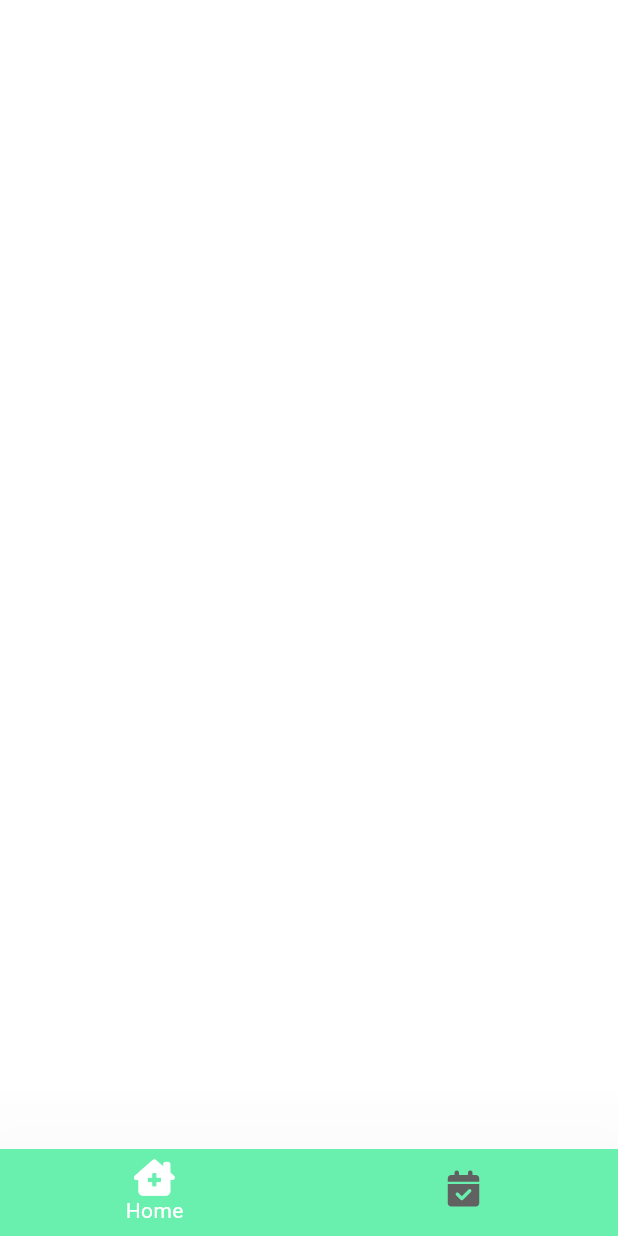
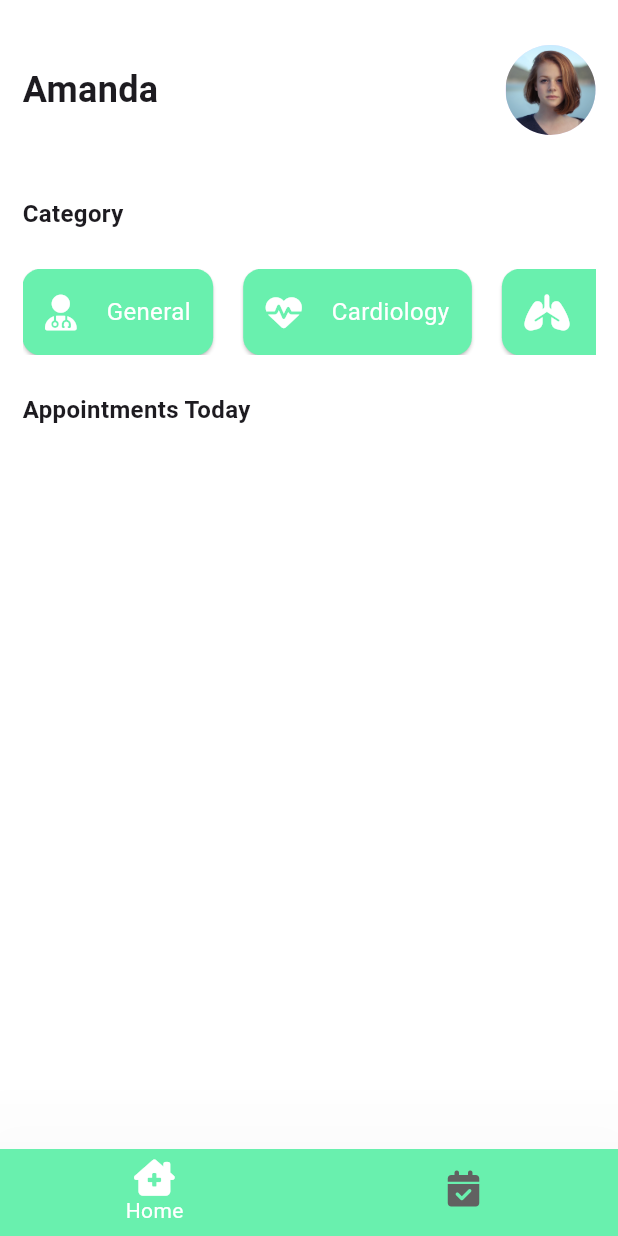
Before and after one commit to karthik14344/DocMeet, a Flutter app: the screen it shows after launch, after a tap on "Sign In", on a phone screen of 412 x 824 dp. Run offline on Flutter 3.47's test engine with Material 3 defaults, Android fonts, the phone set to English and light mode, and no system bars; our stand-ins replace font_awesome_flutter.

Commit message:
appointment_card

```diff
--- /dev/null
+++ b/lib/components/appointments_card.dart
@@ -0,0 +1,23 @@
+import 'package:doctor_application_app/utils/config.dart';
+import 'package:flutter/material.dart';
+
+class AppointmentsCard extends StatefulWidget {
+  const AppointmentsCard({super.key});
+
+  @override
+  State<AppointmentsCard> createState() => _AppointmentsCardState();
+}
+
+class _AppointmentsCardState extends State<AppointmentsCard> {
+  @override
+  Widget build(BuildContext context) {
+    Config().init(context);
+    return Container(
+      width: double.infinity,
+      decoration: BoxDecoration(
+        color: Config.primaryColor,
+        borderRadius: BorderRadius.circular(10),
+      ),
+    );
+  }
+}
--- a/lib/screens/home_page.dart
+++ b/lib/screens/home_page.dart
@@ -1,5 +1,8 @@
+import 'dart:math';
+
 import 'package:doctor_application_app/utils/config.dart';
 import 'package:flutter/material.dart';
+import 'package:font_awesome_flutter/font_awesome_flutter.dart';
 
 class HomePage extends StatefulWidget {
   const HomePage({super.key});
@@ -9,12 +12,127 @@ class HomePage extends StatefulWidget {
 }
 
 class _HomePageState extends State<HomePage> {
+  List<Map<String, dynamic>> medCat = [
+    {
+      "icon": FontAwesomeIcons.userDoctor,
+      "category": "General",
+    },
+    {
+      "icon": FontAwesomeIcons.heartPulse,
+      "category": "Cardiology",
+    },
+    {
+      "icon": FontAwesomeIcons.lungs,
+      "category": "Respiratory",
+    },
+    {
+      "icon": FontAwesomeIcons.hand,
+      "category": "Dermatology",
+    },
+    {
+      "icon": FontAwesomeIcons.personPregnant,
+      "category": "Gynecology",
+    },
+    {
+      "icon": FontAwesomeIcons.teeth,
+      "category": "Dental",
+    },
+  ];
   @override
   Widget build(BuildContext context) {
     Config().init(context);
     return Scaffold(
       body: Padding(
-        padding: EdgeInsets.symmetric(),
+        padding: const EdgeInsets.symmetric(
+          horizontal: 15,
+          vertical: 30,
+        ),
+        child: Column(
+          mainAxisAlignment: MainAxisAlignment.start,
+          crossAxisAlignment: CrossAxisAlignment.start,
+          children: [
+            const Row(
+              mainAxisAlignment: MainAxisAlignment.spaceBetween,
+              children: [
+                Text(
+                  'Amanda',
+                  style: TextStyle(
+                    fontWeight: FontWeight.bold,
+                    fontSize: 24,
+                  ),
+                ),
+                SizedBox(
+                  child: CircleAvatar(
+                    radius: 30,
+                    backgroundImage: AssetImage('assets/profile1.jpg'),
+                  ),
+                )
+              ],
+            ),
+            Config.spaceMedium,
+            const Text(
+              'Category',
+              style: TextStyle(
+                fontWeight: FontWeight.bold,
+                fontSize: 16,
+              ),
+            ),
+            Config.spaceSmall,
+            SizedBox(
+              height: Config.heigthSize * 0.07,
+              child: ListView(
+                scrollDirection: Axis.horizontal,
+                children: List.generate(medCat.length, (index) {
+                  return Card(
+                    margin: const EdgeInsets.only(right: 20),
+                    color: Config.primaryColor,
+                    child: Padding(
+                      padding: EdgeInsets.symmetric(vertical: 15, horizontal: 15
+                          //medCat[index]['Category'] == "Respiratory"
+                          //     ? 10
+                          //     : 30,
+                          ),
+                      child: Row(
+                        mainAxisAlignment: MainAxisAlignment.spaceAround,
+                        children: [
+                          FaIcon(
+                            medCat[index]['icon'],
+                            color: Colors.white,
+                            // size: //20,
+                            //     medCat[index]['Category'] == "Respiratory" ||
+                            //             medCat[index]['Category'] == "Dental"
+                            //         ? 20
+                            //         : 25
+                          ),
+                          SizedBox(
+                            width: 20,
+                          ),
+                          Text(
+                            medCat[index]['category'],
+                            style: TextStyle(
+                              fontSize: 16,
+                              color: Colors.white,
+                            ),
+                          )
+                        ],
+                      ),
+                    ),
+                  );
+                }),
+              ),
+            ),
+            Config.spaceSmall,
+            const Text(
+              'Appointments Today',
+              style: TextStyle(
+                fontWeight: FontWeight.bold,
+                fontSize: 16,
+              ),
+            ),
+            Config.spaceSmall,
+            //Appointments_Card
+          ],
+        ),
       ),
     );
   }
```
Also changed, not shown: assets/aryan.jpeg (added).
